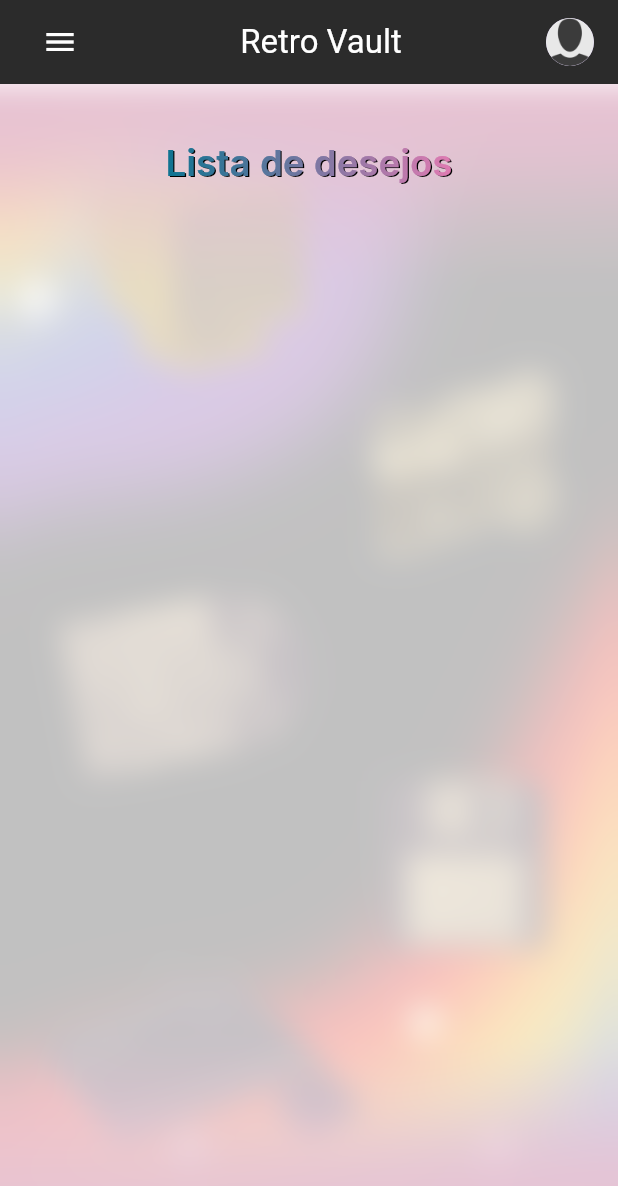
After one commit to LucasSSilvaJS/RetroVault, a Flutter app: the WishList screen opened by its route, on a phone screen of 412 x 824 dp. The commit adds this screen. Shown: the top 1186 px of the screen. Run offline on Flutter 3.47's test engine with Material 3 defaults, Android fonts, the phone set to English and light mode, and no system bars; our stand-ins replace carousel_slider, image_picker; Roboto replaces fonts that are missing (Inter).

Commit message:
wishlist

```diff
--- a/lib/main.dart
+++ b/lib/main.dart
@@ -1,5 +1,6 @@
 import 'package:flutter/material.dart';
 import 'package:retrovault/pages/productview.dart';
+import 'package:retrovault/pages/wishlist.dart';
 import 'pages/homepage.dart';
 import 'pages/loginpage.dart';
 import 'pages/profileimg.dart';
@@ -22,6 +23,7 @@
         '/mainpage': (context) => MainPage(),
         '/login': (context) => LoginPage(),
         '/productview': (context) => ProductView(),
+        '/wishlist': (context) => WishList(),
       },
     );
   }
--- /dev/null
+++ b/lib/pages/wishlist.dart
@@ -0,0 +1,189 @@
+import 'dart:ui';
+
+import 'package:flutter/material.dart';
+import 'package:retrovault/components/listmenu.dart';
+import 'package:retrovault/components/productcarousel.dart';
+import 'package:retrovault/components/relatedproductscarousel.dart';
+import 'package:retrovault/components/simpleinputfield.dart';
+import 'package:retrovault/components/starrating.dart';
+
+class WishList extends StatefulWidget {
+  @override
+  _WishListState createState() => _WishListState();
+}
+
+class _WishListState extends State<WishList> {
+  double _productRating = 0.0; // Avaliação inicial do produto
+
+  void _onRatingChanged(double rating) {
+    setState(() {
+      _productRating = rating; // Atualiza a avaliação quando o usuário clica
+    });
+  }
+
+  // Controla se o texto deve ser truncado ou completo
+  bool _isTextTruncated = true;
+
+  final ScrollController _scrollController = ScrollController();
+
+  // Texto completo para ser exibido ao clicar
+  final String _fullText =
+      'Um dos álbuns mais icônicos da década de 80, The Queen Is Dead marca o auge criativo dos The Smiths. Com letras poéticas e melancólicas de Morrissey, combinadas com as melodias brilhantes de Johnny Marr, o disco apresenta clássicos como "There Is a Light That Never Goes Out" e "Bigmouth Strikes Again". Uma obra-prima do indie rock britânico, essencial para qualquer coleção de vinil.';
+
+  @override
+  Widget build(BuildContext context) {
+    final GlobalKey<ScaffoldState> _scaffoldKey = GlobalKey<ScaffoldState>();
+
+    return Scaffold(
+      key: _scaffoldKey,
+      drawer: Drawer(
+        backgroundColor: const Color(0xFF2B2B2B),
+        width: double.infinity,
+        child: ListView(
+          padding: EdgeInsets.zero,
+          children: [
+            Container(
+              height: 75.0, // Ajuste a altura aqui
+              child: DrawerHeader(
+                child: Row(
+                  mainAxisAlignment: MainAxisAlignment.spaceBetween,
+                  children: [
+                    const Text(
+                      'Configurações',
+                      style: TextStyle(
+                        color: Colors.white,
+                        fontSize: 16.0,
+                        fontWeight: FontWeight.bold,
+                      ),
+                    ),
+                    TextButton(
+                      onPressed: () {
+                        Navigator.of(context).pop();
+                      },
+                      child: const Icon(
+                        Icons.close_rounded,
+                        color: Colors.white,
+                      ),
+                    )
+                  ],
+                ),
+              ),
+            ),
+            ListMenu(title: 'Minhas compras'),
+            ListMenu(title: 'Carrinho de compra'),
+            ListMenu(title: 'Lista de desejos'),
+            ListMenu(title: 'Dados pessoais'),
+            ListMenu(title: 'Sair', color: Colors.red),
+          ],
+        ),
+      ),
+      appBar: AppBar(
+        backgroundColor: const Color(0xFF2B2B2B),
+        automaticallyImplyLeading: false,
+        title: Row(
+          mainAxisAlignment: MainAxisAlignment.spaceBetween,
+          children: [
+            IconButton(
+              onPressed: () {
+                _scaffoldKey.currentState?.openDrawer();
+              },
+              icon: const Icon(
+                Icons.menu,
+                color: Colors.white,
+              ),
+            ),
+            const Text(
+              'Retro Vault',
+              style: TextStyle(
+                color: Colors.white,
+              ),
+            ),
+            CircleAvatar(
+              radius: 16,
+              backgroundImage: AssetImage('assets/img/avatar.png'),
+            )
+          ],
+        ),
+      ),
+      body: Container(
+        decoration: const BoxDecoration(
+          image: DecorationImage(
+            image: AssetImage('assets/img/Wallpaper.png'),
+            fit: BoxFit.cover,
+          ),
+        ),
+        child: ListView(
+          controller: _scrollController,
+          children: [
+            Container(
+              width: MediaQuery.of(context).size.width,
+              height: MediaQuery.of(context).size.height,
+              child: Stack(
+                children: [
+                  Positioned.fill(
+                    child: ClipRRect(
+                      // Garante que o blur fique apenas no container
+                      borderRadius: BorderRadius.circular(0),
+                      child: BackdropFilter(
+                        filter: ImageFilter.blur(sigmaX: 10.0, sigmaY: 10.0),
+                        child: Container(
+                          color: Colors.white.withOpacity(0.7),
+                        ),
+                      ),
+                    ),
+                  ),
+                  Center(
+                    child: Padding(
+                      padding: const EdgeInsets.symmetric(
+                        vertical: 15.0,
+                        horizontal: 44.0,
+                      ),
+                      child: Column(
+                        crossAxisAlignment: CrossAxisAlignment.start,
+                        children: [
+                          SizedBox(
+                            height: 20.0,
+                          ),
+                          ShaderMask(
+                            shaderCallback: (bounds) {
+                              return LinearGradient(
+                                begin: Alignment
+                                    .centerLeft, // Gradiente da esquerda para a direita
+                                end: Alignment
+                                    .centerRight, // Gradiente termina na direita
+                                colors: [
+                                  Color(0xFF0E7391), // Cor Azul
+                                  Color(0xFFE07BB2), // Cor Rosa
+                                ],
+                              ).createShader(bounds);
+                            },
+                            child: Text(
+                              'Lista de desejos',
+                              style: TextStyle(
+                                  color: Colors.white,
+                                  fontSize: 24,
+                                  fontFamily: 'Inter',
+                                  fontWeight: FontWeight.w600,
+                                  shadows: [
+                                    Shadow(
+                                        offset: Offset(1, 1),
+                                        color: Colors.black)
+                                  ]),
+                            ),
+                          ),
+                          SizedBox(
+                            height: 20.0,
+                          ),
+                        ],
+                      ),
+                    ),
+                  ),
+                ],
+              ),
+            )
+          ],
+        ),
+      ),
+    );
+  }
+}
```
